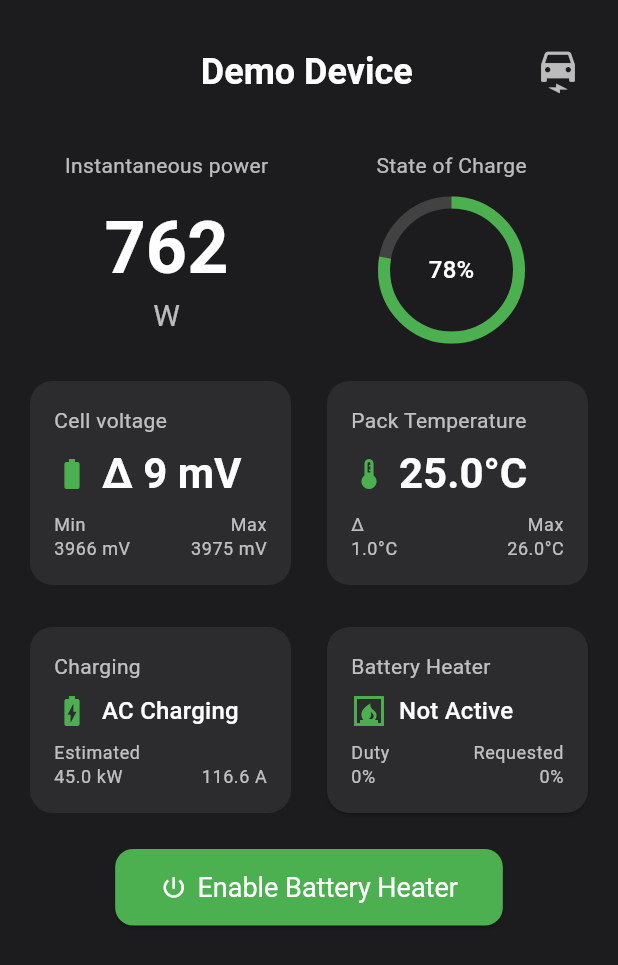
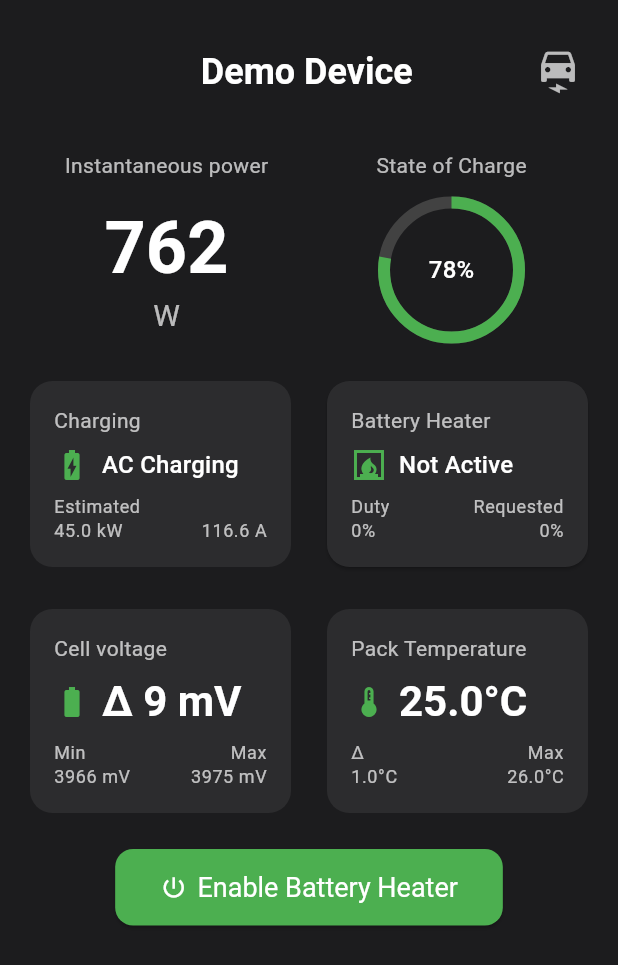
Before and after one commit to jagheterfredrik/fahrenclient, a Flutter app: the screen it shows after launch, after a tap on "Start Scan", after a tap on "Demo Mode", on a phone screen of 412 x 824 dp. Shown: the top 965 px of the screen. Run offline on Flutter 3.47's test engine with Material 3 defaults, Android fonts, the light colour scheme and no system bars; our stand-ins replace permission_handler, shared_preferences; missing offline and left inert: universal_ble.

Commit message:
make SoC clickable

```diff
--- a/lib/detailed_view_page_v2.dart
+++ b/lib/detailed_view_page_v2.dart
@@ -38,6 +38,7 @@ class _DetailedViewPageV2State extends State<DetailedViewPageV2> {
   Completer<void>?
   _deviceFoundCompleter; // Completer to signal when device is found
   BatteryData? _batteryData; // To store the parsed battery data
+  bool _showUsableEnergy = false; // New state to toggle display
 
   // Define the service and characteristic UUIDs
   final String _serviceUuid = BleUuidParser.string('ABCD');
@@ -506,7 +507,13 @@ class _DetailedViewPageV2State extends State<DetailedViewPageV2> {
                               style: Theme.of(context).textTheme.bodyMedium,
                             ),
                             const SizedBox(height: 10),
-                            SizedBox(
+                            GestureDetector(
+                              onTap: () {
+                                setState(() {
+                                  _showUsableEnergy = !_showUsableEnergy;
+                                });
+                              },
+                              child: SizedBox(
                                 width: 100,
                                 height: 100,
                                 child: Stack(
@@ -524,38 +531,17 @@ class _DetailedViewPageV2State extends State<DetailedViewPageV2> {
                                     ),
                                     Text(
                                       _batteryData != null
-                                        ? '${(_batteryData!.batterySOC * 0.05).toStringAsFixed(0)}%'
+                                          ? (_showUsableEnergy
+                                              ? '${(_batteryData!.usableEnergyAmountWh * 5).toStringAsFixed(0)} Wh'
+                                              : '${(_batteryData!.batterySOC * 0.05).toStringAsFixed(0)}%')
                                           : 'N/A',
-                                    style: Theme.of(context).textTheme.titleMedium,
+                                      style: _showUsableEnergy ? Theme.of(context).textTheme.titleMedium?.copyWith(fontSize: 12) : Theme.of(context).textTheme.titleMedium,
                                     ),
                                   ],
                                 ),
                               ),
-                          ],
-                        ),
                             ),
                           ],
-                  ),
-                  const SizedBox(height: 20),
-
-                  // Voltage and Temperature Section
-                  Row(
-                    children: [
-                      Expanded(
-                        child: _buildVoltageCard(
-                          context,
-                          _batteryData?.cellVoltageMin ?? 0,
-                          _batteryData?.cellVoltageMax ?? 0,
-                          0.6, // This value is hardcoded in the original, might need adjustment
-                          Colors.orange,
-                        ),
-                      ),
-                      const SizedBox(width: 16),
-                      Expanded(
-                        child: _buildTemperatureCard(
-                          context,
-                          ((_batteryData?.batteryMinTemp ?? 0) * 0.5) - 40,
-                          ((_batteryData?.batteryMaxTemp ?? 0) * 0.5) - 40,
                         ),
                       ),
                     ],
@@ -585,6 +571,30 @@ class _DetailedViewPageV2State extends State<DetailedViewPageV2> {
                     ],
                   ),
                   const SizedBox(height: 20), // Space before the new button
+
+                  // Voltage and Temperature Section
+                  Row(
+                    children: [
+                      Expanded(
+                        child: _buildVoltageCard(
+                          context,
+                          _batteryData?.cellVoltageMin ?? 0,
+                          _batteryData?.cellVoltageMax ?? 0,
+                          0.6, // This value is hardcoded in the original, might need adjustment
+                          Colors.orange,
+                        ),
+                      ),
+                      const SizedBox(width: 16),
+                      Expanded(
+                        child: _buildTemperatureCard(
+                          context,
+                          ((_batteryData?.batteryMinTemp ?? 0) * 0.5) - 40,
+                          ((_batteryData?.batteryMaxTemp ?? 0) * 0.5) - 40,
+                        ),
+                      ),
+                    ],
+                  ),
+                  const SizedBox(height: 20),
 
                   // New: Enable Battery Heater Button
                   Center(
```
Lines whose indentation alone changed are shown as unchanged.
